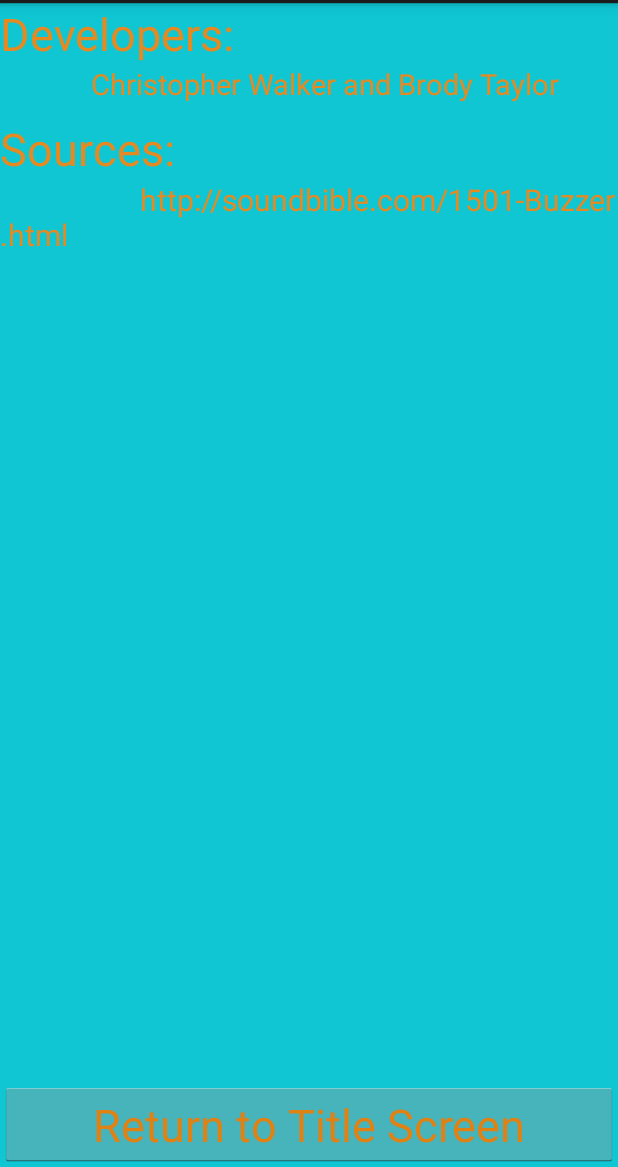
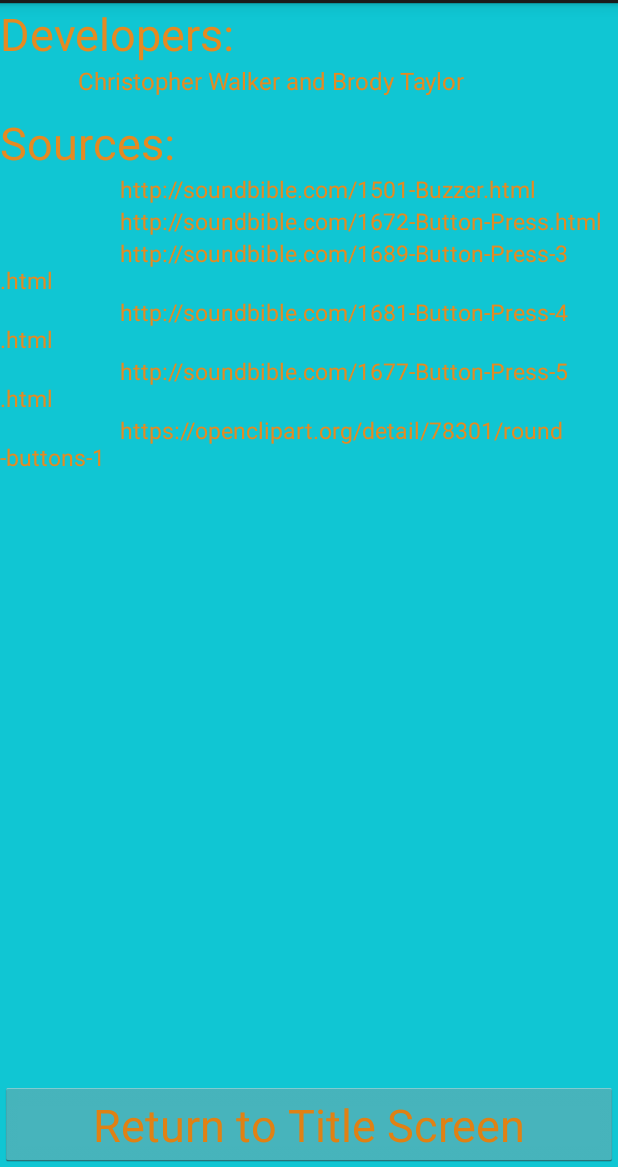
Before and after one commit to christophermwalker/PlaySimonApp, an Android app: the AboutActivity screen opened directly, with no data from a screen before it, on a phone screen of 412 x 824 dp, the part 69-1236 px from its top. Run offline under Robolectric (Android 15) with nearby library versions, the phone set to English and light mode, and no system bars.

Commit message:
Added some sound effects and credited them.

```diff
--- a/app/src/main/res/layout/activity_about.xml
+++ b/app/src/main/res/layout/activity_about.xml
@@ -17,7 +17,7 @@
         android:layout_height="wrap_content"
         android:text="             Christopher Walker and Brody Taylor"
         android:textColor="#e58a22"
-        android:textSize="19sp" />
+        android:textSize="16.3sp" />
 
     <TextView
         android:layout_width="match_parent"
@@ -30,9 +30,44 @@
     <TextView
         android:layout_width="match_parent"
         android:layout_height="wrap_content"
-        android:text="                    http://soundbible.com/1501-Buzzer.html"
+        android:text="                    http://soundbible.com/1501-Buzzer.html "
         android:textColor="#e58a22"
-        android:textSize="20sp" />
+        android:textSize="15sp" />
+
+    <TextView
+        android:layout_width="match_parent"
+        android:layout_height="wrap_content"
+        android:text="                    http://soundbible.com/1672-Button-Press.html"
+        android:textColor="#e58a22"
+        android:textSize="15sp" />
+
+    <TextView
+        android:layout_width="match_parent"
+        android:layout_height="wrap_content"
+        android:text="                    http://soundbible.com/1689-Button-Press-3.html"
+        android:textColor="#e58a22"
+        android:textSize="15sp" />
+
+    <TextView
+        android:layout_width="match_parent"
+        android:layout_height="wrap_content"
+        android:text="                    http://soundbible.com/1681-Button-Press-4.html"
+        android:textColor="#e58a22"
+        android:textSize="15sp" />
+
+    <TextView
+        android:layout_width="match_parent"
+        android:layout_height="wrap_content"
+        android:text="                    http://soundbible.com/1677-Button-Press-5.html"
+        android:textColor="#e58a22"
+        android:textSize="15sp" />
+
+    <TextView
+        android:layout_width="match_parent"
+        android:layout_height="wrap_content"
+        android:text="                    https://openclipart.org/detail/78301/round-buttons-1"
+        android:textColor="#e58a22"
+        android:textSize="15sp" />
 
     <LinearLayout
         android:layout_width="match_parent"
```
